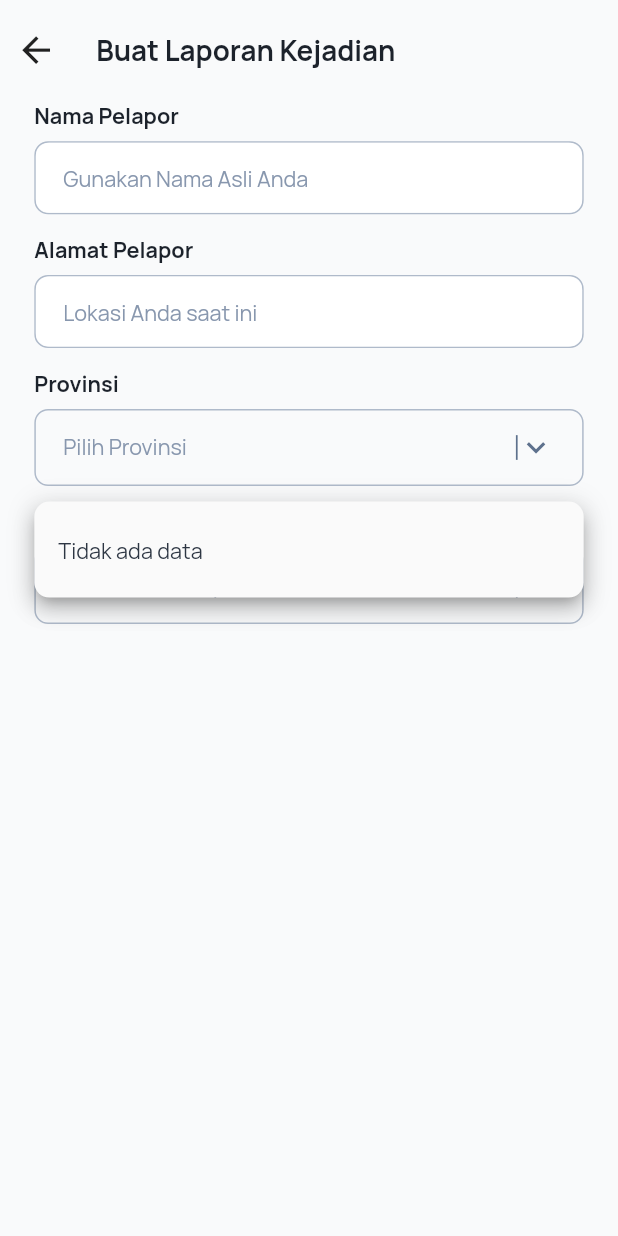
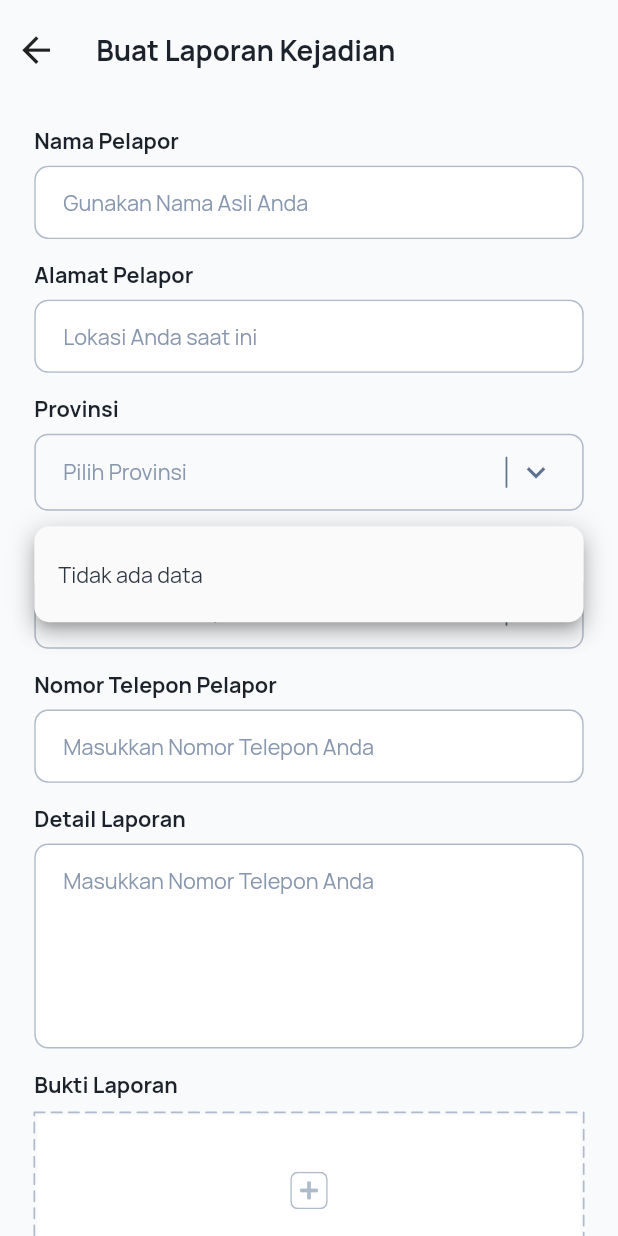
Before and after one commit to Penyihir-Berkah-Mage-ITS/mobile, a Flutter app: the ReportPage screen opened by its route, after a tap on "Pilih Provinsi", on a phone screen of 412 x 824 dp. Run offline on Flutter 3.47's test engine with Material 2 defaults, Android fonts, the phone set to English and light mode, and no system bars; drawn by our look-alikes of dotted_border; our stand-ins replace dio, dropdown_button2, file_picker, flutter_dotenv, flutter_screenutil, flutter_secure_storage and 3 more; missing offline and left inert: transparent_pointer; accounts and stored records are empty; network calls fail.

Commit message:
report page

```diff
--- a/lib/app/controller/report_controller.dart
+++ b/lib/app/controller/report_controller.dart
@@ -1,6 +1,9 @@
+import 'dart:io';
+
 import 'package:asa/app/models/location/province_model.dart';
 import 'package:asa/app/models/location/regency_model.dart';
 import 'package:asa/app/repository/location_repository.dart';
+import 'package:asa/utils/filepicker_handler.dart';
 import 'package:asa/utils/show_alert.dart';
 import 'package:get/get.dart';
 
@@ -9,6 +12,8 @@ class ReportController extends GetxController {
   RxList<RegencyModel> regencies = <RegencyModel>[].obs;
   RxnString selectedProvince = RxnString();
   RxnString selectedRegency = RxnString();
+  Rxn<File> proof = Rxn<File>();
+  RxBool invalidProof = false.obs;
 
   void getProvinces() {
     LocationRepository.getProvinces().then((value) {
@@ -29,6 +34,15 @@ class ReportController extends GetxController {
     });
   }
 
+  Future<void> uploadFotoHandler() async {
+    try {
+      var result = await pickFile(extensions: ["jpg", 'png', 'jpeg']);
+      proof.value = result;
+    } catch (err) {
+      showAlert(err.toString());
+    }
+  }
+
   @override
   void onInit() {
     super.onInit;
--- a/lib/app/presentation/view/report_page.dart
+++ b/lib/app/presentation/view/report_page.dart
@@ -1,11 +1,16 @@
 import 'package:asa/app/controller/report_controller.dart';
+import 'package:asa/app/presentation/widget/app_button.dart';
 import 'package:asa/app/presentation/widget/app_dropdown.dart';
 import 'package:asa/app/presentation/widget/app_header.dart';
 import 'package:asa/app/presentation/widget/app_input.dart';
 import 'package:asa/app/presentation/widget/scrollable_constraints.dart';
+import 'package:asa/styles/color_constants.dart';
+import 'package:asa/utils/text_styles.dart';
 import 'package:flutter/material.dart';
 import 'package:flutter_screenutil/flutter_screenutil.dart';
+import 'package:flutter_svg/flutter_svg.dart';
 import 'package:get/get.dart';
+import 'package:dotted_border/dotted_border.dart';
 
 class ReportPage extends GetView<ReportController> {
   const ReportPage({super.key});
@@ -20,7 +25,9 @@ class ReportPage extends GetView<ReportController> {
         child: Padding(
           padding: EdgeInsets.symmetric(horizontal: 20.w),
           child: Column(
+            crossAxisAlignment: CrossAxisAlignment.stretch,
             children: [
+              SizedBox(height: 16.h),
               AppInput(
                 label: "Nama Pelapor",
                 controller: TextEditingController(),
@@ -75,7 +82,128 @@ class ReportPage extends GetView<ReportController> {
                   value: controller.selectedRegency.value,
                 ),
               ),
+              SizedBox(height: 12.h),
+              AppInput(
+                label: "Nomor Telepon Pelapor",
+                controller: TextEditingController(),
+                placeholder: "Masukkan Nomor Telepon Anda",
+              ),
+              SizedBox(height: 12.h),
+              AppInput(
+                label: "Detail Laporan",
+                controller: TextEditingController(),
+                maxLines: 5,
+                placeholder: "Masukkan Nomor Telepon Anda",
+              ),
+              SizedBox(height: 12.h),
+              Text(
+                "Bukti Laporan",
+                style: h5BTextStyle(),
+              ),
+              SizedBox(height: 8.h),
+              Obx(
+                () => DottedBorder(
+                  color: controller.invalidProof.value
+                      ? ColorConstants.error
+                      : ColorConstants.slate[300]!,
+                  radius: Radius.circular(8.w),
+                  dashPattern: [6.w, 4.w],
+                  strokeWidth: 1.w,
+                  strokeCap: StrokeCap.round,
+                  child: GestureDetector(
+                    onTap: controller.uploadFotoHandler,
+                    child: Container(
+                      height: 100,
+                      color: Colors.white,
+                      child: GestureDetector(
+                        child: Center(
+                          child: SvgPicture.asset(
+                            "assets/icons/add.svg",
+                            colorFilter: ColorFilter.mode(
+                              controller.invalidProof.value
+                                  ? ColorConstants.error
+                                  : ColorConstants.slate[300]!,
+                              BlendMode.srcIn,
+                            ),
+                          ),
+                        ),
+                      ),
+                    ),
+                  ),
+                ),
+              ),
+              Obx(
+                () => controller.invalidProof.value
+                    ? Padding(
+                        padding: EdgeInsets.only(
+                          left: 7,
+                          right: 7,
+                          top: 7,
+                        ),
+                        child: Text(
+                          "File bukti tidak boleh kosong",
+                          style: body5TextStyle(
+                            color: ColorConstants.error,
+                            size: 11,
+                          ),
+                        ),
+                      )
+                    : Container(),
+              ),
+              Obx(
+                () => controller.proof.value != null
+                    ? Column(
+                        children: [
+                          SizedBox(height: 6.h),
+                          Container(
+                            padding: EdgeInsets.symmetric(
+                              vertical: 4.h,
+                              horizontal: 8.w,
+                            ),
+                            decoration: BoxDecoration(
+                              color: ColorConstants.slate[100],
+                              borderRadius: BorderRadius.circular(6),
+                            ),
+                            child: Row(
+                              children: [
+                                Expanded(
+                                  child: Text(
+                                    controller.proof.value!.path
+                                        .split("/")
+                                        .last,
+                                    overflow: TextOverflow.ellipsis,
+                                    style: body5TextStyle(),
+                                  ),
+                                ),
+                                SizedBox(width: 5),
+                                GestureDetector(
+                                  onTap: () {
+                                    controller.proof.value = null;
+                                  },
+                                  child: Icon(
+                                    Icons.close,
+                                    size: 12,
+                                  ),
+                                ),
+                              ],
+                            ),
+                          ),
+                        ],
+                      )
+                    : Container(),
+              ),
+              Text(
+                "Tambahkan bukti laporan berupa gambar atau video",
+                style: h5TextStyle(
+                  color: ColorConstants.slate[400],
+                ),
+              ),
               Spacer(),
+              SizedBox(height: 20.h),
+              AppButton(
+                onPressed: () {},
+                text: "Buat Laporan",
+              ),
               SizedBox(height: 20.h),
             ],
           ),
--- a/lib/app/presentation/widget/app_dropdown.dart
+++ b/lib/app/presentation/widget/app_dropdown.dart
@@ -194,12 +194,13 @@ class _AppDropdownState<T> extends State<AppDropdown> {
                   children: [
                     AnimatedContainer(
                       duration: Duration(milliseconds: 250),
-                      height: 16.h,
+                      height: 20.h,
                       width: 1.w,
                       color: isFocused
                           ? ColorConstants.primary[500]
                           : ColorConstants.slate[500],
                     ),
+                    SizedBox(width: 6.w),
                     Icon(
                       Icons.keyboard_arrow_down,
                       size: 24.sp,
--- /dev/null
+++ b/lib/utils/filepicker_handler.dart
@@ -0,0 +1,39 @@
+import 'dart:io';
+
+import 'package:file_picker/file_picker.dart';
+
+Future<File?> pickFile({
+  required List<String> extensions,
+}) async {
+  FilePickerResult? pickedFile = await FilePicker.platform.pickFiles(
+    type: FileType.custom,
+    allowedExtensions: extensions,
+  );
+
+  if (pickedFile == null) {
+    return null;
+  }
+
+  return File(pickedFile.files[0].path!);
+}
+
+Future<List<File>> pickFiles({
+  required List<String> extensions,
+  int max = 100,
+}) async {
+  FilePickerResult? pickedFile = await FilePicker.platform.pickFiles(
+    type: FileType.custom,
+    allowedExtensions: extensions,
+    allowMultiple: true,
+    allowCompression: true,
+  );
+
+  if (pickedFile == null) {
+    return <File>[];
+  }
+
+  List<File> parsePicked = [
+    for (final file in pickedFile.files.take(max)) File(file.path!),
+  ];
+  return parsePicked;
+}
--- a/pubspec.yaml
+++ b/pubspec.yaml
@@ -28,6 +28,8 @@ dependencies:
   transparent_pointer: ^1.0.0
   sticky_headers: ^0.3.0+2
   dropdown_button2: ^2.3.9
+  dotted_border: ^2.1.0
+  file_picker: ^6.0.0
 
 dev_dependencies:
   flutter_test:
```
Also changed, not shown: assets/icons/add.svg (added), pubspec.lock, 1 other file.
